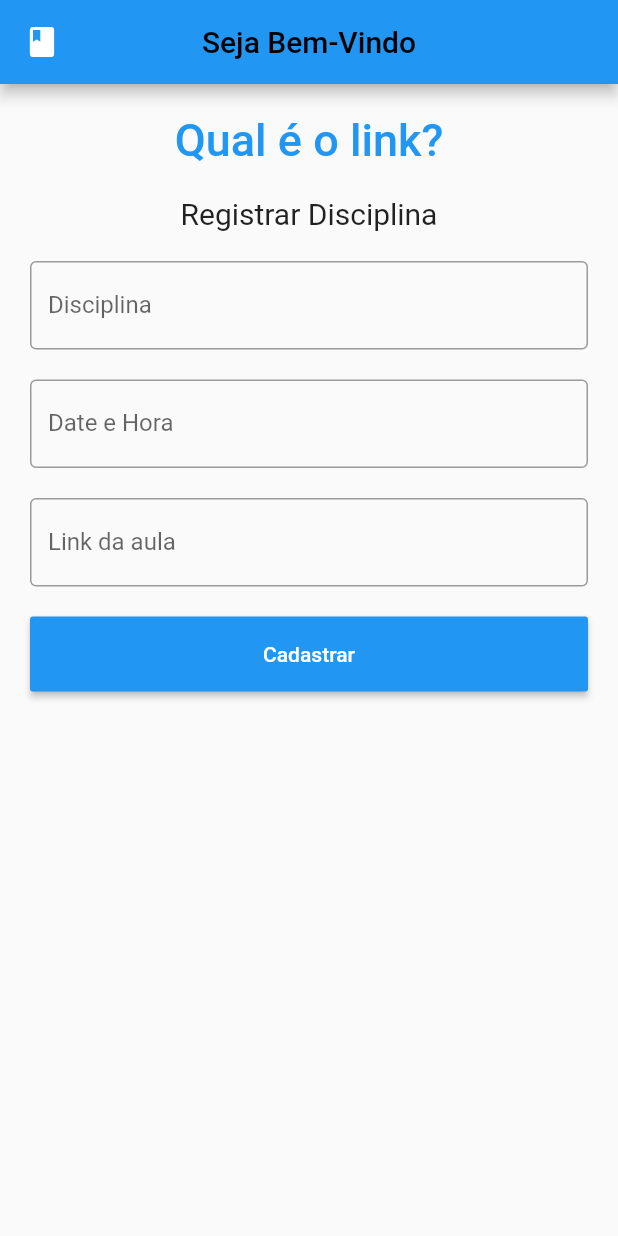
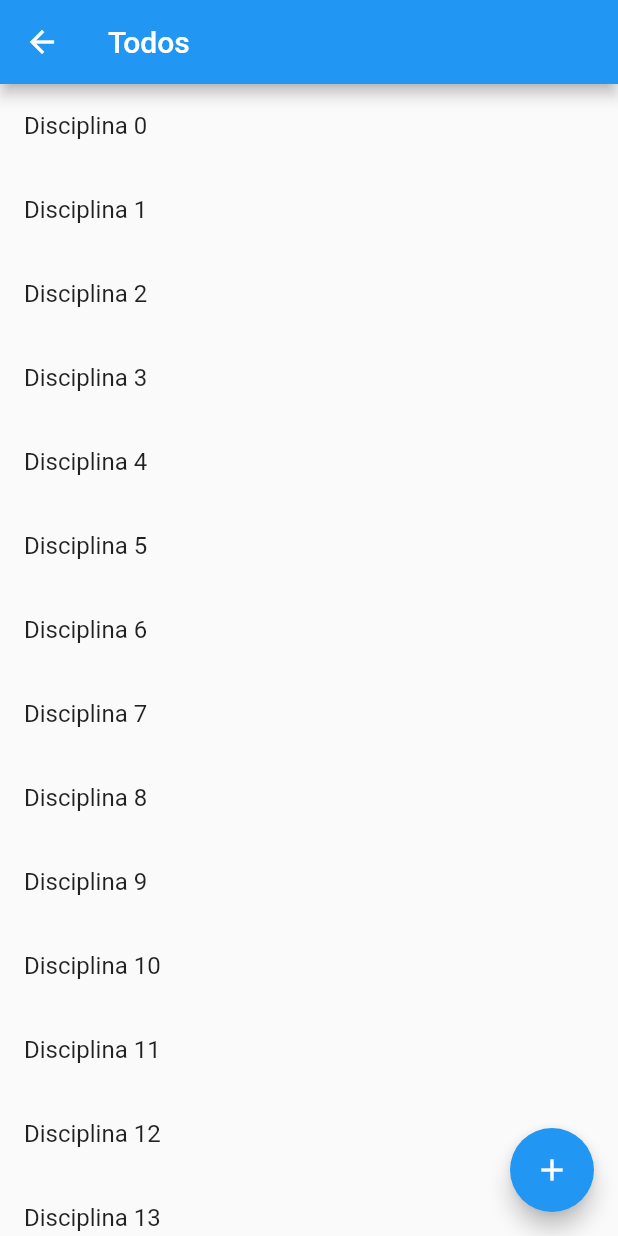
Before and after one commit to LuanPereiraV/TrabalhoMobile, a Flutter app: the screen it shows after launch, after a tap on "Login", on a phone screen of 412 x 824 dp. Run offline on Flutter 3.47's test engine with Material 2 defaults, Android fonts, the phone set to English and light mode, and no system bars.

```diff
--- a/mobile_class/lib/main.dart
+++ b/mobile_class/lib/main.dart
@@ -6,6 +6,107 @@ void main() {
       // home: FirstRoute(),
       home: MyApp()
   ));
+}
+
+class MyApp extends StatefulWidget {
+  @override
+  _State createState() => _State();
+}
+
+class _State extends State<MyApp> {
+  TextEditingController nameController = TextEditingController();
+  TextEditingController passwordController = TextEditingController();
+
+
+  @override
+  Widget build(BuildContext context) {
+    return Scaffold(
+        appBar: AppBar(
+          // title: Text('Qual é o link?'),
+          leading: Builder(
+            builder: (BuildContext context) {
+              return IconButton(
+                icon: const Icon(Icons.book),
+                onPressed: () { Scaffold.of(context).openDrawer(); },
+                tooltip: MaterialLocalizations.of(context).openAppDrawerTooltip,
+              );
+            },
+          ),
+        ),
+        body: Padding(
+            padding: EdgeInsets.all(10),
+            child: ListView(
+              children: <Widget>[
+                Container(
+                    alignment: Alignment.center,
+                    padding: EdgeInsets.all(10),
+                    child: Text(
+                      'Qual é o link?',
+                      style: TextStyle(
+                          color: Colors.blue,
+                          fontWeight: FontWeight.w500,
+                          fontSize: 30),
+                    )),
+                Container(
+                    alignment: Alignment.center,
+                    padding: EdgeInsets.all(10),
+                    child: Text(
+                      'Sign in',
+                      style: TextStyle(fontSize: 20),
+                    )),
+                Container(
+                  padding: EdgeInsets.all(10),
+                  child: TextField(
+                    controller: nameController,
+                    decoration: InputDecoration(
+                      border: OutlineInputBorder(),
+                      labelText: 'User Name',
+                    ),
+                  ),
+                ),
+                Container(
+                  padding: EdgeInsets.fromLTRB(10, 10, 10, 0),
+                  child: TextField(
+                    obscureText: true,
+                    controller: passwordController,
+                    decoration: InputDecoration(
+                      border: OutlineInputBorder(),
+                      labelText: 'Password',
+                    ),
+                  ),
+                ),
+                FlatButton(
+                  onPressed: (){
+                    //forgot password screen
+                    Navigator.push(
+                      context,
+                      MaterialPageRoute(builder: (context) => CadastroUsuarios()),
+                    );
+                  },
+                  textColor: Colors.blue,
+                  child: Text('Não possui cadastro?'),
+                ),
+                Container(
+                    height: 50,
+                    padding: EdgeInsets.fromLTRB(10, 0, 10, 0),
+                    child: RaisedButton(
+                      textColor: Colors.white,
+                      color: Colors.blue,
+                      child: Text('Login'),
+                      onPressed: () {
+                        print(nameController.text);
+                        print(passwordController.text);
+                        Navigator.push(
+                          context,
+                          MaterialPageRoute(builder: (context) => DisciplinasScreen(disciplinas: List.generate(20, (i) => Disciplina('Disciplina $i', '<Link da disciplina $i>')))),
+                        );
+                      },
+                    )),
+              ],
+            ))
+
+    );
+  }
 }
 
 class CadastroDisciplinas extends StatelessWidget {
@@ -243,10 +344,6 @@ class CadastroUsuarios extends StatelessWidget {
   }
 }
 
-final String _markdownData = "-This is [Google link](https://www.google.com)";
-
-
-
 showAlertDialog2(BuildContext context) {
 
   // set up the button
@@ -278,152 +375,71 @@ showAlertDialog2(BuildContext context) {
   );
 }
 
-showAlertDialog(BuildContext context) {
+class Disciplina {
+  final String title;
+  final String description;
 
-  // set up the button
-  Widget okButton = TextButton(
-    child: Text("OaK"),
-    onPressed: () {
-      Navigator.of(context).pop();
-    },
-  );
-
-  // set up the AlertDialog
-  AlertDialog alert = AlertDialog(
-    title: Text("My titlee"),
-    content: Text("This is my message."),
-    // view
-    actions: [
-      okButton,
-    ],
-  );
-
-  // show the dialog
-  showDialog(
-    context: context,
-    builder: (BuildContext context) {
-      return alert;
-    },
-  );
+  const Disciplina(this.title, this.description);
 }
 
-class Mostrar extends StatelessWidget {
+class DisciplinasScreen extends StatelessWidget {
+  const DisciplinasScreen({Key? key, required this.disciplinas}) : super(key: key);
+
+  final List<Disciplina> disciplinas;
+
   @override
   Widget build(BuildContext context) {
     return Scaffold(
       appBar: AppBar(
-        title: Text("Second Route"),
+        title: const Text('Todos'),
       ),
-      body: Center(
-        child: ElevatedButton(
+      floatingActionButton: FloatingActionButton(
         onPressed: () {
-            // Navigator.pop(context);
-            showAlertDialog(context);
+          Navigator.push(
+            context,
+            MaterialPageRoute(
+              builder: (context) => CadastroDisciplinas(),
+            ),
+          );
         },
-          child: Text('Go back!'),
+        child: const Icon(Icons.add),
+        backgroundColor: Colors.blue,
       ),
+      body: ListView.builder(
+        itemCount: disciplinas.length,
+        itemBuilder: (context, index) {
+          return ListTile(
+            title: Text(disciplinas[index].title),
+            onTap: () {
+              Navigator.push(
+                context,
+                MaterialPageRoute(
+                  builder: (context) => DetailScreen(disciplina: disciplinas[index]),
+                ),
+              );
+            },
+          );
+        },
       ),
     );
   }
 }
 
-class MyApp extends StatefulWidget {
-  @override
-  _State createState() => _State();
-}
+class DetailScreen extends StatelessWidget {
+  const DetailScreen({Key? key, required this.disciplina}) : super(key: key);
 
-class _State extends State<MyApp> {
-  TextEditingController nameController = TextEditingController();
-  TextEditingController passwordController = TextEditingController();
-
+  final Disciplina disciplina;
 
   @override
   Widget build(BuildContext context) {
     return Scaffold(
       appBar: AppBar(
-          // title: Text('Qual é o link?'),
-          leading: Builder(
-            builder: (BuildContext context) {
-              return IconButton(
-                icon: const Icon(Icons.book),
-                onPressed: () { Scaffold.of(context).openDrawer(); },
-                tooltip: MaterialLocalizations.of(context).openAppDrawerTooltip,
-              );
-            },
-          ),
+        title: Text(disciplina.title),
       ),
       body: Padding(
-            padding: EdgeInsets.all(10),
-            child: ListView(
-              children: <Widget>[
-                Container(
-                    alignment: Alignment.center,
-                    padding: EdgeInsets.all(10),
-                    child: Text(
-                      'Qual é o link?',
-                      style: TextStyle(
-                          color: Colors.blue,
-                          fontWeight: FontWeight.w500,
-                          fontSize: 30),
-                    )),
-                Container(
-                    alignment: Alignment.center,
-                    padding: EdgeInsets.all(10),
-                    child: Text(
-                      'Sign in',
-                      style: TextStyle(fontSize: 20),
-                    )),
-                Container(
-                  padding: EdgeInsets.all(10),
-                  child: TextField(
-                    controller: nameController,
-                    decoration: InputDecoration(
-                      border: OutlineInputBorder(),
-                      labelText: 'User Name',
+        padding: const EdgeInsets.all(16.0),
+        child: Text(disciplina.description),
       ),
-                  ),
-                ),
-                Container(
-                  padding: EdgeInsets.fromLTRB(10, 10, 10, 0),
-                  child: TextField(
-                    obscureText: true,
-                    controller: passwordController,
-                    decoration: InputDecoration(
-                      border: OutlineInputBorder(),
-                      labelText: 'Password',
-                    ),
-                  ),
-                ),
-                FlatButton(
-                  onPressed: (){
-                    //forgot password screen
-                    Navigator.push(
-                      context,
-                      MaterialPageRoute(builder: (context) => CadastroUsuarios()),
-                    );
-                  },
-                  textColor: Colors.blue,
-                  child: Text('Não possui cadastro?'),
-                ),
-                Container(
-                    height: 50,
-                    padding: EdgeInsets.fromLTRB(10, 0, 10, 0),
-                    child: RaisedButton(
-                      textColor: Colors.white,
-                      color: Colors.blue,
-                      child: Text('Login'),
-                      onPressed: () {
-                        print(nameController.text);
-                        print(passwordController.text);
-                        Navigator.push(
-                          context,
-                          MaterialPageRoute(builder: (context) => CadastroDisciplinas()),
-                        );
-                      },
-                    )),
-              ],
-            ))
-
     );
   }
 }
```
Lines whose indentation alone changed are shown as unchanged.
